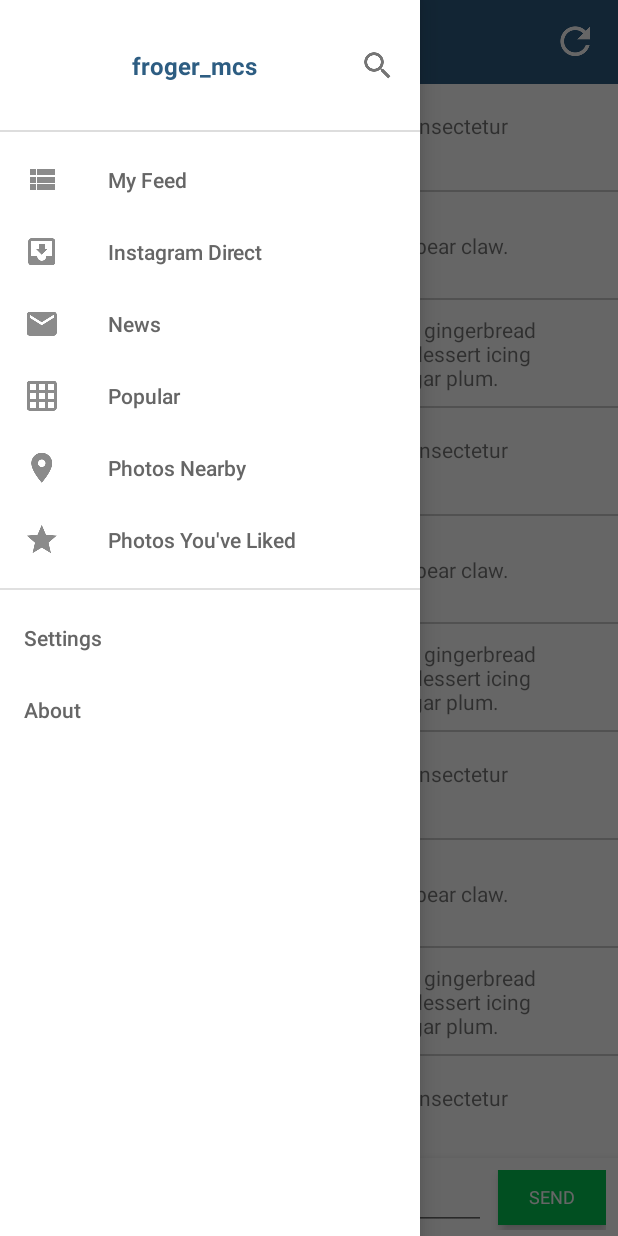
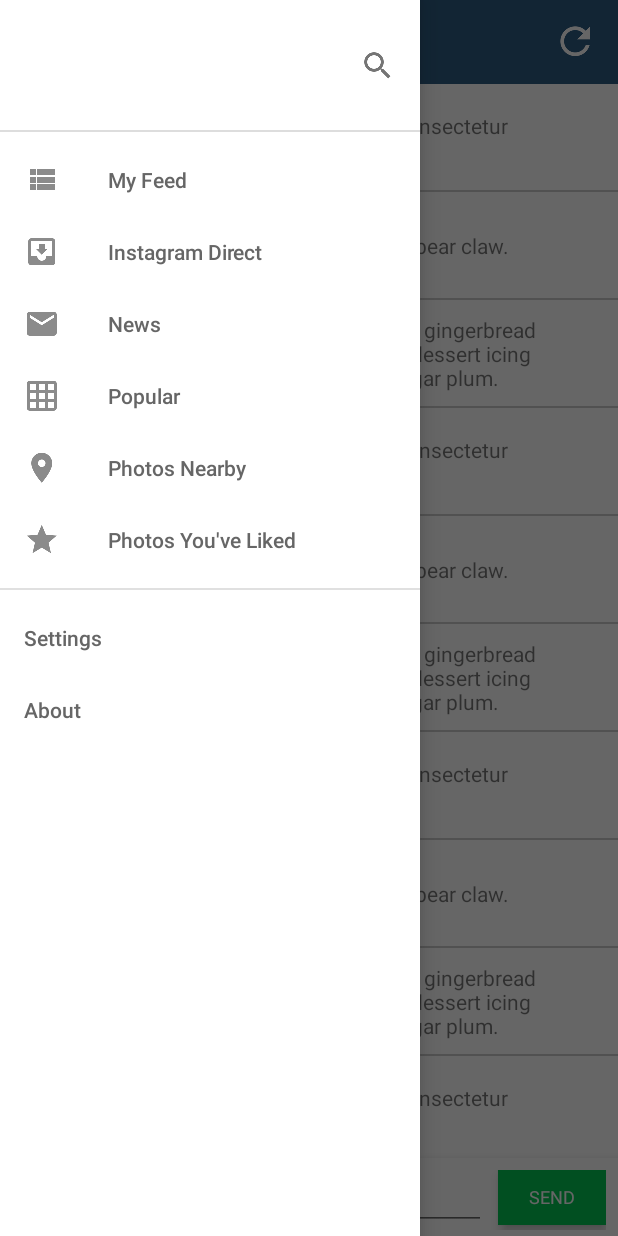
Before and after one commit to saburovatory/fashiongram, an Android app: the CommentsActivity screen opened directly, with no data from a screen before it, with the side drawer open, on a phone screen of 412 x 824 dp. Run offline under Robolectric (Android 15) with nearby library versions, the phone set to English and light mode, and no system bars; our stand-ins replace ButterKnife, Picasso; pictures from the network do not load.

Commit message:
Removed username in menu

```diff
--- a/app/src/main/res/layout/view_global_menu_header.xml
+++ b/app/src/main/res/layout/view_global_menu_header.xml
@@ -21,7 +21,6 @@
             android:layout_height="wrap_content"
             android:layout_gravity="center"
             android:layout_weight="1"
-            android:text="froger_mcs"
             android:textColor="@color/style_color_primary"
             android:textSize="16sp"
             android:textStyle="bold" />
```
